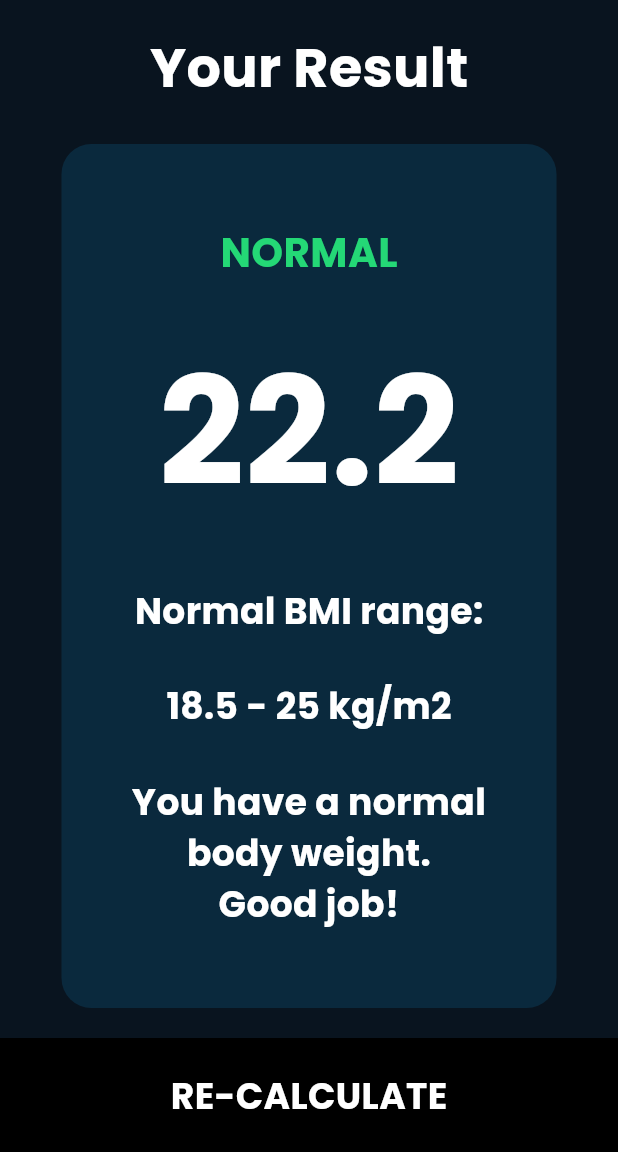
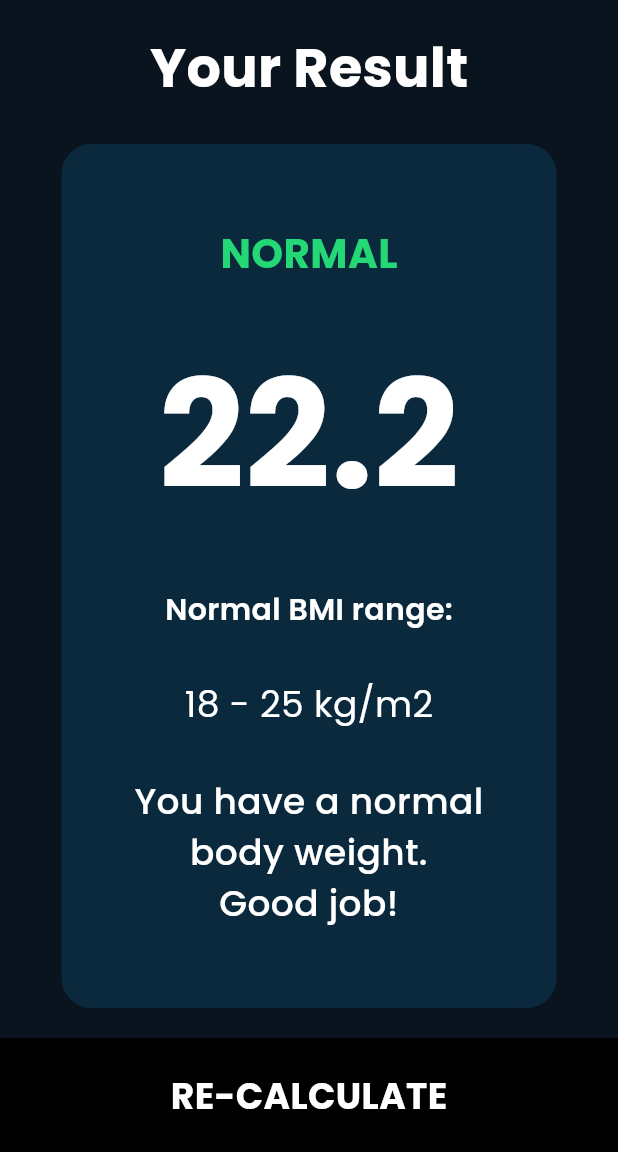
Before and after one commit to Zenalghi/bmi_calculator_app, a Flutter app: the screen it shows after launch, after a tap on the "remove" icon, after a tap on the "add" icon, after a tap on "CALCULATE", on a phone screen of 412 x 824 dp, the part 84-1236 px from its top. Run offline on Flutter 3.47's test engine with Material 3 defaults, Android fonts, the phone set to English and light mode, and no system bars.

Commit message:
function-OK

```diff
--- a/lib/formula_calculator.dart
+++ b/lib/formula_calculator.dart
@@ -16,7 +16,7 @@ class CalculateForm {
   }
 
   String getClass() {
-    if (isMale == 'Male') {
+    if (isMale) {
       if (_bmi < 18) {
         return 'UNDERWEIGHT';
       } else if (_bmi >= 18 && _bmi < 25) {
--- a/lib/screens/result_page.dart
+++ b/lib/screens/result_page.dart
@@ -77,16 +77,16 @@ class ResultPage extends StatelessWidget {
                     'Normal BMI range:',
                     style: TextStyle(
                       color: Colors.white,
-                      fontSize: 24.0,
-                      fontWeight: FontWeight.bold,
+                      fontSize: 20,
+                      fontWeight: FontWeight.w600,
                     ),
                   ),
                   Text(
-                    '18.5 - 25 kg/m2',
+                    '18 - 25 kg/m2',
                     style: TextStyle(
                       color: Colors.white,
                       fontSize: 24.0,
-                      fontWeight: FontWeight.bold,
+                      fontWeight: FontWeight.w400,
                     ),
                   ),
                   Text(
@@ -95,7 +95,7 @@ class ResultPage extends StatelessWidget {
                     style: TextStyle(
                       color: Colors.white,
                       fontSize: 24.0,
-                      fontWeight: FontWeight.bold,
+                      fontWeight: FontWeight.w500,
                     ),
                   ),
                 ],
```
